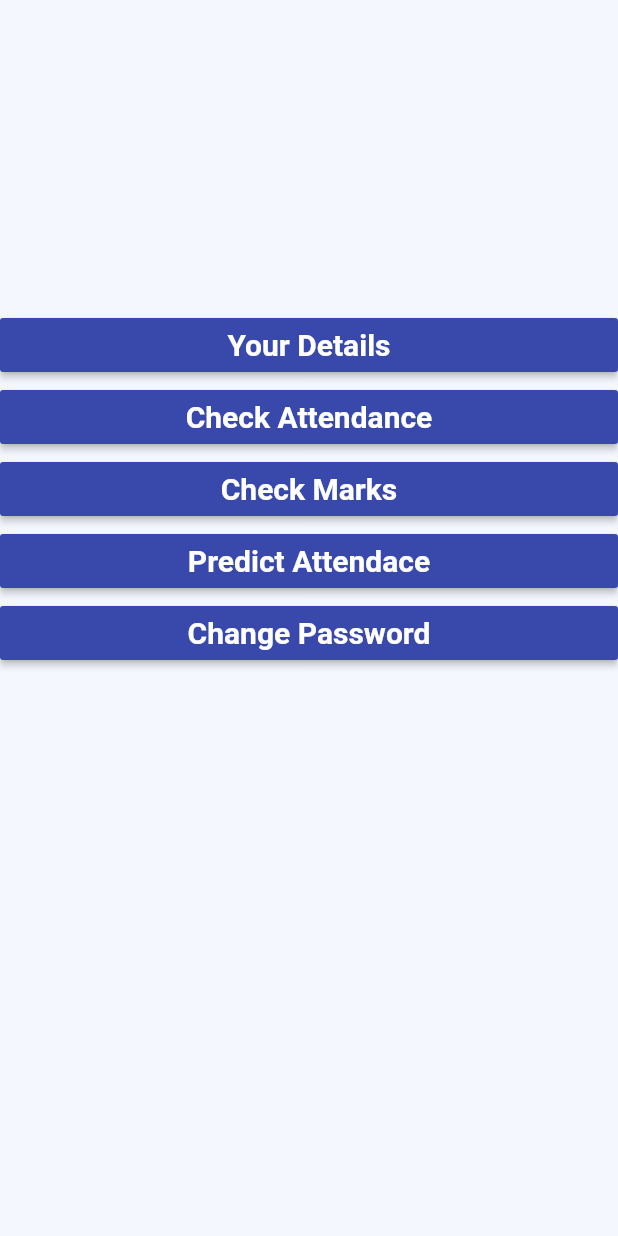
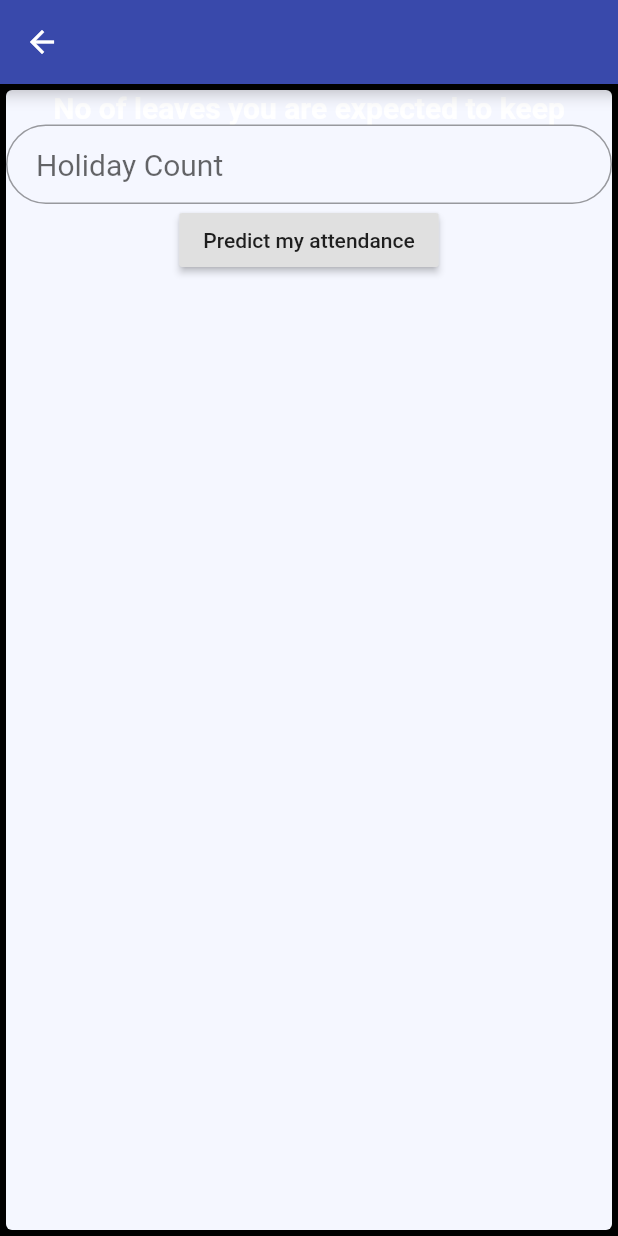
Before and after one commit to saisrinivaspaila/StudentProtal, a Flutter app: the MenuPage screen opened directly with empty values, after a tap on "Predict Attendace", on a phone screen of 412 x 824 dp. Run offline on Flutter 3.47's test engine with Material 2 defaults, Android fonts, the phone set to English and light mode, and no system bars; network calls fail; Roboto replaces fonts that are missing (Montserrat).

Commit message:
Attendnce Predicter Added

```diff
--- a/lib/entities/model.dart
+++ b/lib/entities/model.dart
@@ -21,6 +21,12 @@ class Student extends Model {
     return _name;
   }
 
+  int get classesAttended {
+    return _classesAttended;
+  }
+  int get classesConducted {
+    return _classesConducted;
+  }
   double get attendace {
     return double.parse(
         ((_classesAttended / _classesConducted) * 100).toStringAsFixed(2));
--- a/lib/main.dart
+++ b/lib/main.dart
@@ -1,11 +1,12 @@
 import 'package:flutter/material.dart';
+import 'package:minipro/predictAttendance.dart';
 // import 'package:minipro/menuPage.dart';
 import 'loginPage.dart';
 import 'studentDetails.dart';
 import 'package:scoped_model/scoped_model.dart';
 import './entities/model.dart';
 // import './menuPage.dart';
-
+import "./viewAttendance.dart";
 void main() => runApp(MyApp());
 
 class MyApp extends StatefulWidget {
@@ -25,6 +26,8 @@ class _MyAppState extends State<MyApp> {
         debugShowCheckedModeBanner: false,
         routes: {
           '/studentDetails': (BuildContext context) => StudentDetails(_model),
+          '/viewAttendance': (BuildContext context) => AttendanceDetails(_model),
+          '/predictAttendance': (BuildContext context) => PredictAttendance(_model),
         },
         home: AppHome(
           model: _model,
--- a/lib/menuPage.dart
+++ b/lib/menuPage.dart
@@ -38,7 +38,7 @@ class _MenuPageState extends State<MenuPage> {
       backgroundColor: Color(0xfff5f7ff),
       body: Center(
         child: Container(
-          padding: EdgeInsets.symmetric(vertical: _height/4),
+          padding: EdgeInsets.symmetric(vertical: _height / 4),
           child: Column(
             children: <Widget>[
               ScopedModelDescendant(
@@ -61,7 +61,9 @@ class _MenuPageState extends State<MenuPage> {
                             ),
                             RaisedButton(
                               color: Color(0xff3949ab),
-                              onPressed: () {},
+                              onPressed: () {
+                                Navigator.pushNamed(context, '/viewAttendance');
+                              },
                               child: Text("${menu[1]}",
                                   textAlign: TextAlign.center,
                                   style: style.copyWith(
@@ -79,7 +81,10 @@ class _MenuPageState extends State<MenuPage> {
                             ),
                             RaisedButton(
                               color: Color(0xff3949ab),
-                              onPressed: () {},
+                              onPressed: () {
+                                Navigator.pushNamed(
+                                    context, '/predictAttendance');
+                              },
                               child: Text("${menu[3]}",
                                   textAlign: TextAlign.center,
                                   style: style.copyWith(
--- /dev/null
+++ b/lib/predictAttendance.dart
@@ -0,0 +1,79 @@
+import 'package:minipro/entities/model.dart';
+import 'package:flutter/material.dart';
+
+class PredictAttendance extends StatefulWidget {
+  final Student model;
+  PredictAttendance(this.model);
+  @override
+  _PredictAttendanceState createState() => _PredictAttendanceState();
+}
+
+class _PredictAttendanceState extends State<PredictAttendance> {
+  final _holidayCount = TextEditingController();
+
+  double _predicted;
+
+  TextStyle style = TextStyle(fontFamily: 'Montserrat', fontSize: 20.0);
+
+  @override
+  @override
+  Widget build(BuildContext context) {
+    return Scaffold(
+      appBar: AppBar(
+        backgroundColor: Color(0xff3949ab),
+      ),
+      backgroundColor: Colors.black,
+      body: Center(
+        child: Card(
+          color: Color(0xfff5f7ff),
+          child: Column(
+            children: <Widget>[
+              Text("No of leaves you are expected to keep",
+                  textAlign: TextAlign.center,
+                  style: style.copyWith(
+                      color: Colors.white, fontWeight: FontWeight.bold)),
+              TextField(
+                controller: _holidayCount,
+                // obscureText: true,
+                style: style,
+                decoration: InputDecoration(
+                    contentPadding: EdgeInsets.fromLTRB(20.0, 15.0, 20.0, 15.0),
+                    hintText: "Holiday Count",
+                    border: OutlineInputBorder(
+                        borderRadius: BorderRadius.circular(32.0))),
+              ),
+              RaisedButton(
+                child: Text("Predict my attendance"),
+                onPressed: () {
+                  setState(() {
+                    if (_holidayCount.text != "") {
+                      _predicted = double.parse(((widget.model.classesAttended /
+                                  (widget.model.classesConducted +
+                                      8 * int.parse(_holidayCount.text))) *
+                              100)
+                          .toStringAsFixed(2));
+                    } else {
+                      _predicted = widget.model.attendace;
+                    }
+                  });
+                },
+              ),
+              predictAtt(_predicted),
+            ],
+          ),
+        ),
+      ),
+    );
+  }
+
+  Widget predictAtt(double _predicted) {
+    if (_predicted != null) {
+      return Text("Perdicted Attendance = $_predicted",
+          textAlign: TextAlign.center,
+          style:
+              style.copyWith(color: Colors.black, fontWeight: FontWeight.bold));
+    } else {
+      return Text("");
+    }
+  }
+}
```
Also changed, not shown: lib/viewAttendance.dart (added, +42 -0 lines).
